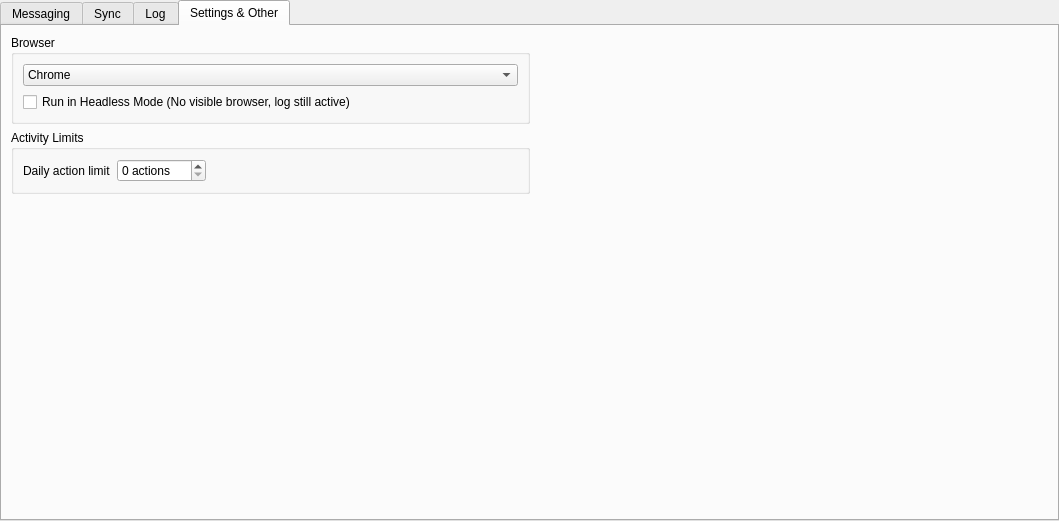
The window that src/gui/ui/instancewidget.ui (smalbadger/social) describes before a commit, drawn with Qt 5.
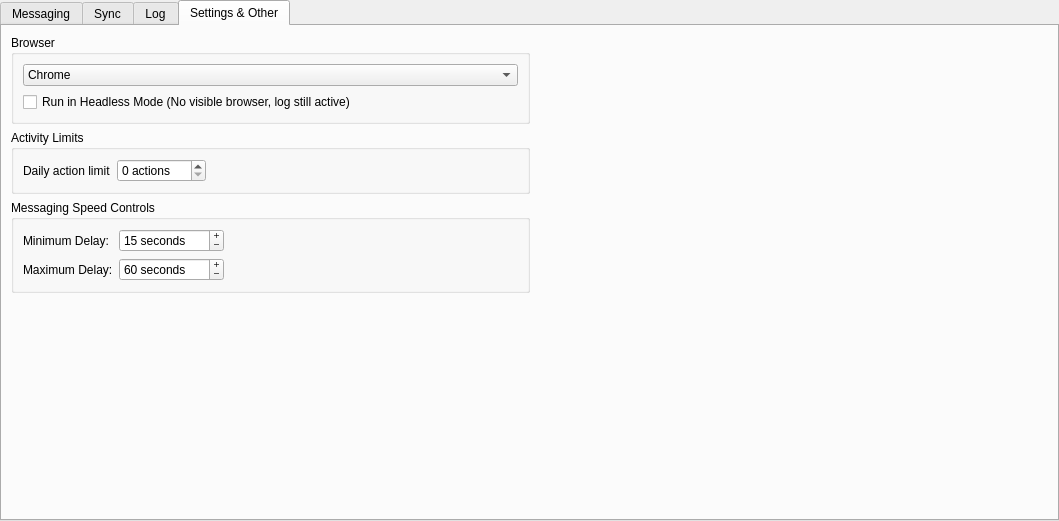
The same window after the commit. The open tabs and pages were chosen to show the change. Icons and pictures are not drawn.

Commit message: Widgets to set the message delay

The edit to the form file:
```diff
--- a/src/gui/ui/instancewidget.ui
+++ b/src/gui/ui/instancewidget.ui
@@ -536,7 +536,7 @@
       <attribute name="title">
        <string>Settings &amp;&amp; Other</string>
       </attribute>
-      <layout class="QHBoxLayout" name="horizontalLayout_8">
+      <layout class="QHBoxLayout" name="horizontalLayout_10">
        <item>
         <layout class="QVBoxLayout" name="verticalLayout">
          <item>
@@ -613,6 +613,110 @@
            </layout>
           </widget>
          </item>
+         <item>
+          <widget class="QGroupBox" name="groupBox">
+           <property name="title">
+            <string>Messaging Speed Controls</string>
+           </property>
+           <layout class="QFormLayout" name="formLayout">
+            <item row="0" column="0">
+             <widget class="QLabel" name="label_3">
+              <property name="text">
+               <string>Minimum Delay:</string>
+              </property>
+             </widget>
+            </item>
+            <item row="0" column="1">
+             <layout class="QHBoxLayout" name="horizontalLayout_9">
+              <item>
+               <widget class="QSpinBox" name="minMessagingDelaySpinBox">
+                <property name="buttonSymbols">
+                 <enum>QAbstractSpinBox::PlusMinus</enum>
+                </property>
+                <property name="accelerated">
+                 <bool>true</bool>
+                </property>
+                <property name="suffix">
+                 <string> seconds </string>
+                </property>
+                <property name="minimum">
+                 <number>3</number>
+                </property>
+                <property name="maximum">
+                 <number>1000</number>
+                </property>
+                <property name="value">
+                 <number>15</number>
+                </property>
+               </widget>
+              </item>
+              <item>
+               <spacer name="horizontalSpacer_7">
+                <property name="orientation">
+                 <enum>Qt::Horizontal</enum>
+                </property>
+                <property name="sizeHint" stdset="0">
+                 <size>
+                  <width>40</width>
+                  <height>20</height>
+                 </size>
+                </property>
+               </spacer>
+              </item>
+             </layout>
+            </item>
+            <item row="1" column="0">
+             <widget class="QLabel" name="label_4">
+              <property name="text">
+               <string>Maximum Delay:</string>
+              </property>
+             </widget>
+            </item>
+            <item row="1" column="1">
+             <layout class="QHBoxLayout" name="horizontalLayout_8">
+              <item>
+               <widget class="QSpinBox" name="maxMessagingDelaySpinBox">
+                <property name="buttonSymbols">
+                 <enum>QAbstractSpinBox::PlusMinus</enum>
+                </property>
+                <property name="accelerated">
+                 <bool>true</bool>
+                </property>
+                <property name="showGroupSeparator" stdset="0">
+                 <bool>true</bool>
+                </property>
+                <property name="suffix">
+                 <string> seconds</string>
+                </property>
+                <property name="minimum">
+                 <number>5</number>
+                </property>
+                <property name="maximum">
+                 <number>3600</number>
+                </property>
+                <property name="value">
+                 <number>60</number>
+                </property>
+               </widget>
+              </item>
+              <item>
+               <spacer name="horizontalSpacer_8">
+                <property name="orientation">
+                 <enum>Qt::Horizontal</enum>
+                </property>
+                <property name="sizeHint" stdset="0">
+                 <size>
+                  <width>40</width>
+                  <height>20</height>
+                 </size>
+                </property>
+               </spacer>
+              </item>
+             </layout>
+            </item>
+           </layout>
+          </widget>
+         </item>
          <item>
           <spacer name="verticalSpacer_3">
            <property name="orientation">
```
Left out of the diff: 2 changed lines with no effect on the pictures. The commit also changes 2 other files.
